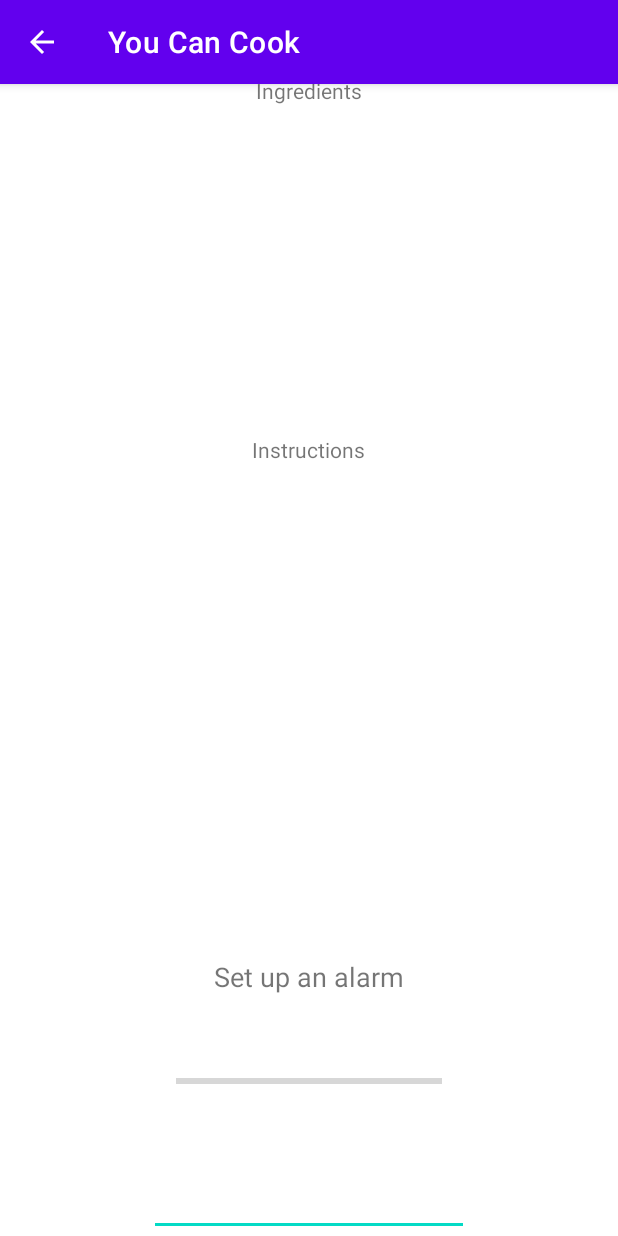
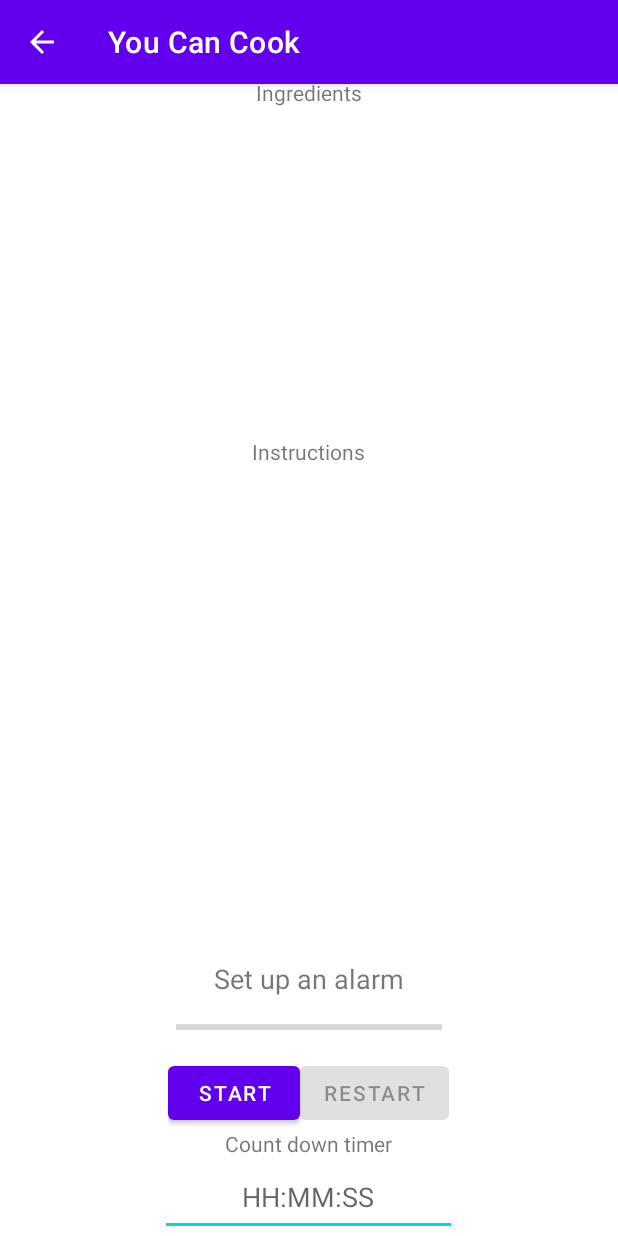
Before and after one commit to GodlewsO/comp4200-project, an Android app: the ViewRecipeActivity screen opened directly, with no data from a screen before it, on a phone screen of 412 x 824 dp. Run offline under Robolectric (Android 15) with nearby library versions, the phone set to English and light mode, and no system bars; 2 statements that could not run were skipped.

Commit message:
Added count down timer functionality. No sound plays at the end however. Also made it work with the progress bar.

```diff
--- a/app/src/main/AndroidManifest.xml
+++ b/app/src/main/AndroidManifest.xml
@@ -11,9 +11,9 @@
         android:theme="@style/Theme.RecipieApp">
         <activity
             android:name=".ViewRecipeActivity"
-            android:label="You Can Cook"
             android:exported="false"
-            android:parentActivityName=".MainActivity" />
+            android:parentActivityName=".MainActivity"
+            android:label="You Can Cook" />
         <activity
             android:name=".AddRecipeActivity"
             android:label="Add Recipe"
--- a/app/src/main/res/layout/activity_view_recipe.xml
+++ b/app/src/main/res/layout/activity_view_recipe.xml
@@ -62,16 +62,47 @@
             android:id="@+id/progressBarAlarm"
             style="@style/Widget.AppCompat.ProgressBar.Horizontal"
             android:layout_width="177dp"
-            android:layout_height="115dp"
+            android:layout_height="40dp"
             android:layout_gravity="center"
             android:progress="0" />
 
-        <EditText
-            android:id="@+id/editTextAlarmTime"
+        <LinearLayout
+            android:layout_width="wrap_content"
+            android:layout_height="match_parent"
+            android:layout_gravity="center"
+            android:orientation="horizontal">
+
+            <Button
+                android:id="@+id/buttonStartTimer"
+                android:layout_width="wrap_content"
+                android:layout_height="wrap_content"
+                android:layout_weight="1"
+                android:text="Start" />
+
+            <Button
+                android:id="@+id/buttonRestartTimer"
+                android:layout_width="wrap_content"
+                android:layout_height="wrap_content"
+                android:layout_weight="1"
+                android:enabled="false"
+                android:text="Restart" />
+        </LinearLayout>
+
+        <TextView
+            android:id="@+id/textView"
             android:layout_width="wrap_content"
             android:layout_height="wrap_content"
             android:layout_gravity="center"
+            android:text="Count down timer" />
+
+        <EditText
+            android:id="@+id/editTextAlarmTime"
+            android:layout_width="198dp"
+            android:layout_height="52dp"
+            android:layout_gravity="center"
             android:ems="10"
+            android:gravity="center"
+            android:hint="HH:MM:SS"
             android:inputType="time" />
     </LinearLayout>
 </ScrollView>
```
Also changed, not shown: app/src/main/java/com/example/recipieapp/ViewRecipeActivity.java (+117 -0 lines).
